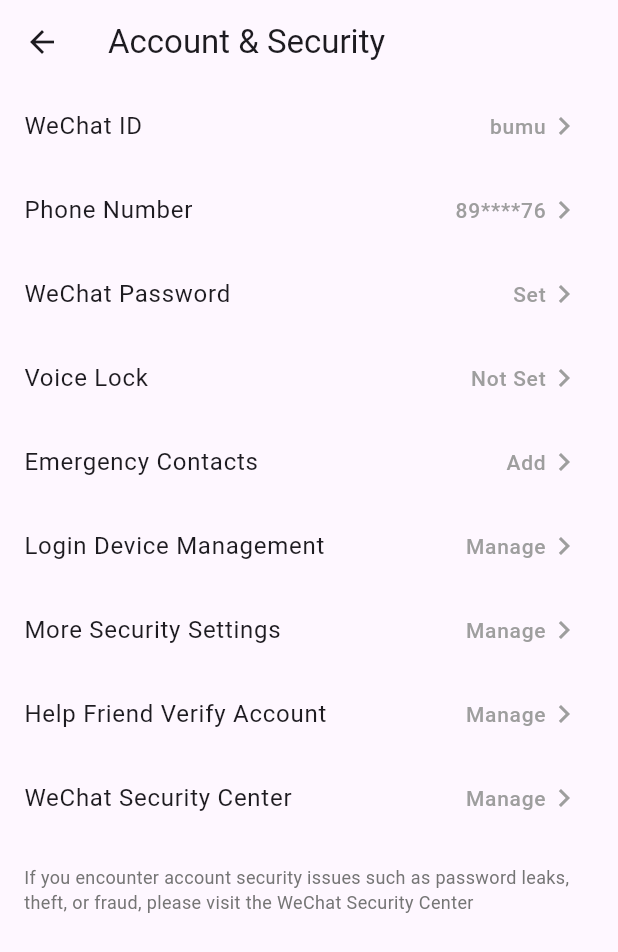
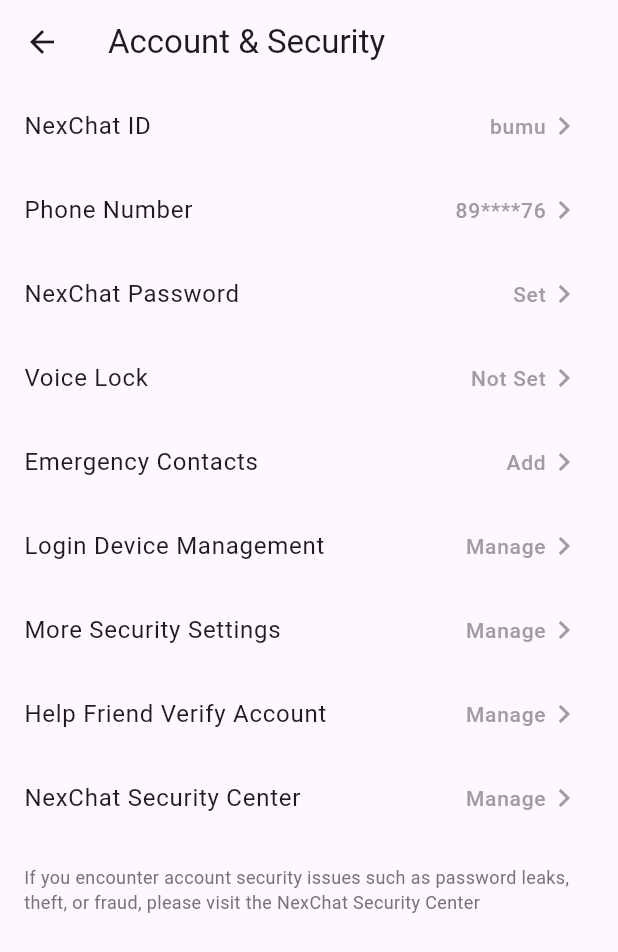
Before and after one commit to airdb/NexChat, a Flutter app: the MyAccountPage screen opened directly, on a phone screen of 412 x 824 dp. Shown: the top 952 px of the screen. Run offline on Flutter 3.47's test engine with Material 3 defaults, Android fonts, the phone set to English and light mode, and no system bars; our stand-ins replace device_info_plus, flutter_svg, image_picker, package_info_plus, permission_handler, shared_preferences; missing offline and left inert: flutter_share, network_info_plus, qr_code_scanner, scan; accounts and stored records are empty; generated files the repository leaves out were written again; network calls fail.

Commit message:
chore: change to nexchat

```diff
--- a/lib/pages/profile/my_account.dart
+++ b/lib/pages/profile/my_account.dart
@@ -46,7 +46,7 @@
       body: ListView(
         children: [
           _buildListTile(
-            title: 'WeChat ID',
+            title: 'NexChat ID',
             trailing: 'bumu',
           ),
           _buildListTile(
@@ -54,7 +54,7 @@
             trailing: '89****76',
           ),
           _buildListTile(
-            title: 'WeChat Password',
+            title: 'NexChat Password',
             trailing: 'Set',
           ),
           _buildListTile(
@@ -78,13 +78,13 @@
             trailing: 'Manage',
             ),
           _buildListTile(
-            title: 'WeChat Security Center',
+            title: 'NexChat Security Center',
             trailing: 'Manage',
           ),
           Padding(
             padding: const EdgeInsets.all(16.0),
             child: Text(
-              'If you encounter account security issues such as password leaks, theft, or fraud, please visit the WeChat Security Center',
+              'If you encounter account security issues such as password leaks, theft, or fraud, please visit the NexChat Security Center',
               style: TextStyle(
                 color: Colors.grey[600],
                 fontSize: 12,
```
